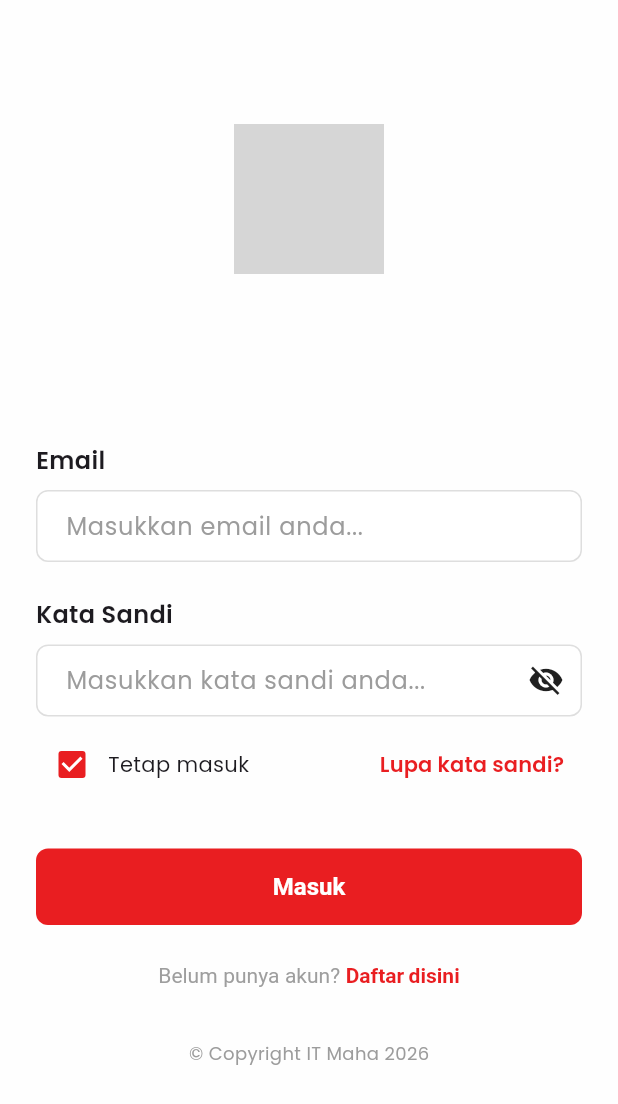
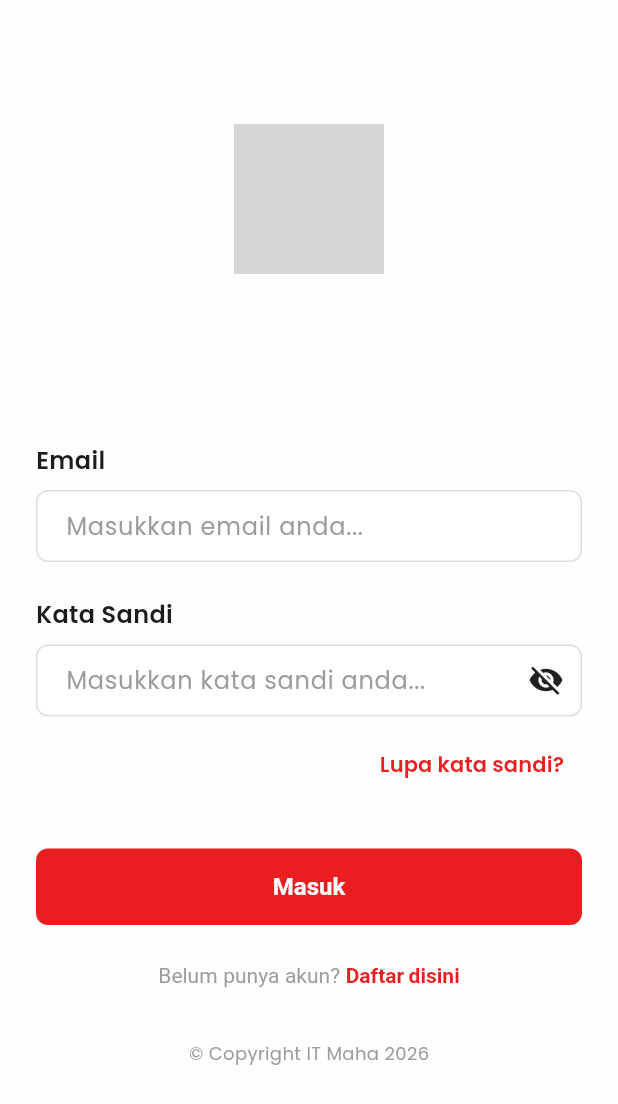
Before and after one commit to mochagatha/maha-apps-v2, a Flutter app: the screen it shows after launch, on a phone screen of 412 x 824 dp. Shown: the top 1104 px of the screen. Run offline on Flutter 3.47's test engine with Material 3 defaults, Android fonts, the phone set to English and light mode, and no system bars; our stand-ins replace camera, dartz, dio, equatable, flutter_dotenv, flutter_spinkit and 11 more; missing offline and left inert: flutter_cached_pdfview; accounts and stored records are empty; statements that could not run were skipped; project files that could hold a hidden picture were left out; grey boxes are pictures that could not be loaded.

Commit message:
update: Removes 'Remember Me' option from login page
Simplifies the login interface by removing the 'Remember Me' checkbox and its associated label.

```diff
--- a/lib/features/authentication/presentation/pages/login_page.dart
+++ b/lib/features/authentication/presentation/pages/login_page.dart
@@ -185,15 +185,6 @@ class _LoginPageState extends State<LoginPage> {
                     // Remember Me Checkbox & Forgot Password
                     Row(
                       children: [
-                        Checkbox(
-                          value: _rememberMe,
-                          onChanged: (value) {
-                            setState(() {
-                              _rememberMe = value ?? true;
-                            });
-                          },
-                        ),
-                        Text(context.l10n.rememberMe, style: const TextStyle(fontSize: 14)),
                         const Spacer(),
                         TextButton(
                           onPressed: () {
```
